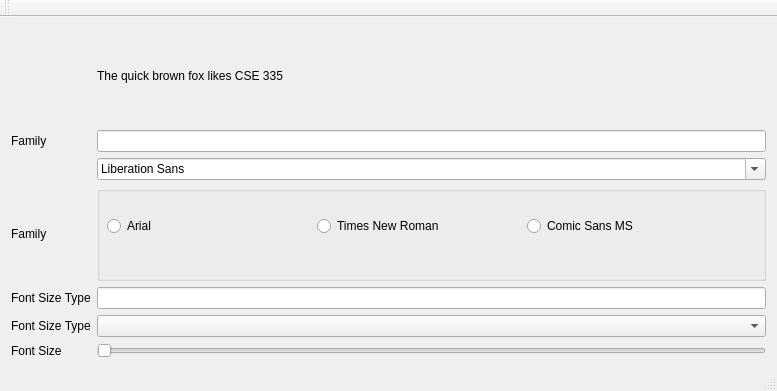
KKevinTso/CSE-335, file Homework/hw15 - Distributed Collaboration/LectureMediatorFonts/mainwindow.ui: the form before one commit.
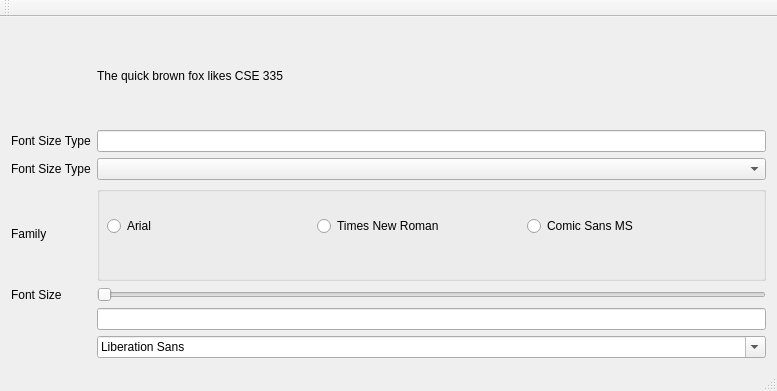
The form after the commit. Custom widgets are drawn as their Qt base class.

Diff of the .ui file:
```diff
--- a/Homework/hw15 - Distributed Collaboration/LectureMediatorFonts/mainwindow.ui
+++ b/Homework/hw15 - Distributed Collaboration/LectureMediatorFonts/mainwindow.ui
@@ -21,68 +21,23 @@
   </property>
   <widget class="QWidget" name="centralWidget">
    <layout class="QGridLayout" name="gridLayout_2">
-    <item row="7" column="0">
-     <widget class="QLabel" name="label_2">
-      <property name="text">
-       <string>Font Size</string>
-      </property>
-     </widget>
+    <item row="2" column="1">
+     <widget class="QComboBox" name="comboBoxEditSize"/>
     </item>
-    <item row="5" column="1">
+    <item row="1" column="1">
      <widget class="QLineEdit" name="lineEditSize"/>
     </item>
-    <item row="1" column="0">
-     <widget class="QLabel" name="labelFamily">
-      <property name="text">
-       <string>Family</string>
-      </property>
-     </widget>
-    </item>
-    <item row="5" column="0">
-     <widget class="QLabel" name="label_3">
+    <item row="2" column="0">
+     <widget class="QLabel" name="label_4">
       <property name="text">
        <string>Font Size Type</string>
       </property>
      </widget>
     </item>
     <item row="6" column="1">
-     <widget class="QComboBox" name="comboBoxEditSize"/>
-    </item>
-    <item row="2" column="1">
      <widget class="QFontComboBox" name="fontComboBox"/>
     </item>
-    <item row="7" column="1">
-     <widget class="QSlider" name="sliderEditSize">
-      <property name="orientation">
-       <enum>Qt::Horizontal</enum>
-      </property>
-     </widget>
-    </item>
-    <item row="6" column="0">
-     <widget class="QLabel" name="label_4">
-      <property name="text">
-       <string>Font Size Type</string>
-      </property>
-     </widget>
-    </item>
-    <item row="1" column="1">
-     <widget class="AlexLineEdit" name="lineEditFamily"/>
-    </item>
-    <item row="0" column="1">
-     <widget class="AlexLabel" name="labelFox">
-      <property name="text">
-       <string>The quick brown fox likes CSE 335</string>
-      </property>
-     </widget>
-    </item>
-    <item row="4" column="0">
-     <widget class="QLabel" name="label">
-      <property name="text">
-       <string>Family</string>
-      </property>
-     </widget>
-    </item>
-    <item row="4" column="1">
+    <item row="3" column="1">
      <widget class="QGroupBox" name="groupBox">
       <property name="title">
        <string/>
@@ -128,6 +83,44 @@
       </widget>
      </widget>
     </item>
+    <item row="3" column="0">
+     <widget class="QLabel" name="labelFamily">
+      <property name="text">
+       <string>Family</string>
+      </property>
+     </widget>
+    </item>
+    <item row="4" column="0">
+     <widget class="QLabel" name="label_2">
+      <property name="text">
+       <string>Font Size</string>
+      </property>
+     </widget>
+    </item>
+    <item row="1" column="0">
+     <widget class="QLabel" name="label_3">
+      <property name="text">
+       <string>Font Size Type</string>
+      </property>
+     </widget>
+    </item>
+    <item row="4" column="1">
+     <widget class="QSlider" name="sliderEditSize">
+      <property name="orientation">
+       <enum>Qt::Horizontal</enum>
+      </property>
+     </widget>
+    </item>
+    <item row="0" column="1">
+     <widget class="AlexLabel" name="labelFox">
+      <property name="text">
+       <string>The quick brown fox likes CSE 335</string>
+      </property>
+     </widget>
+    </item>
+    <item row="5" column="1">
+     <widget class="QLineEdit" name="lineEditFamily"/>
+    </item>
    </layout>
    <zorder>labelFamily</zorder>
    <zorder>lineEditFamily</zorder>
@@ -172,11 +165,6 @@
     <slot>setFont(QFont)</slot>
    </slots>
   </customwidget>
-  <customwidget>
-   <class>AlexLineEdit</class>
-   <extends>QLineEdit</extends>
-   <header location="global">alexlineedit.h</header>
-  </customwidget>
  </customwidgets>
  <resources/>
  <connections/>
```
Left out of the diff: 11 changed lines with no effect on the pictures.
